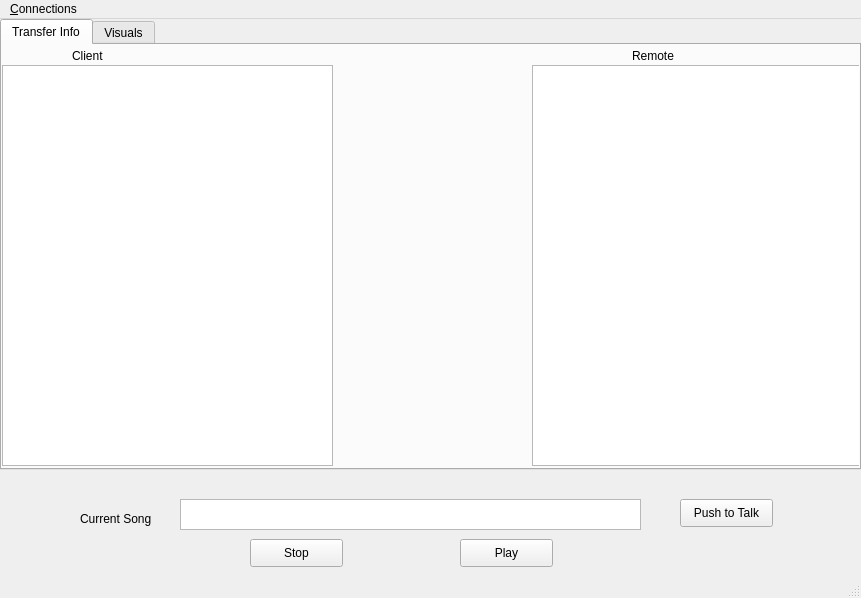
tnightingale/COMMAudio, file mainwindow.ui: the form before one commit.
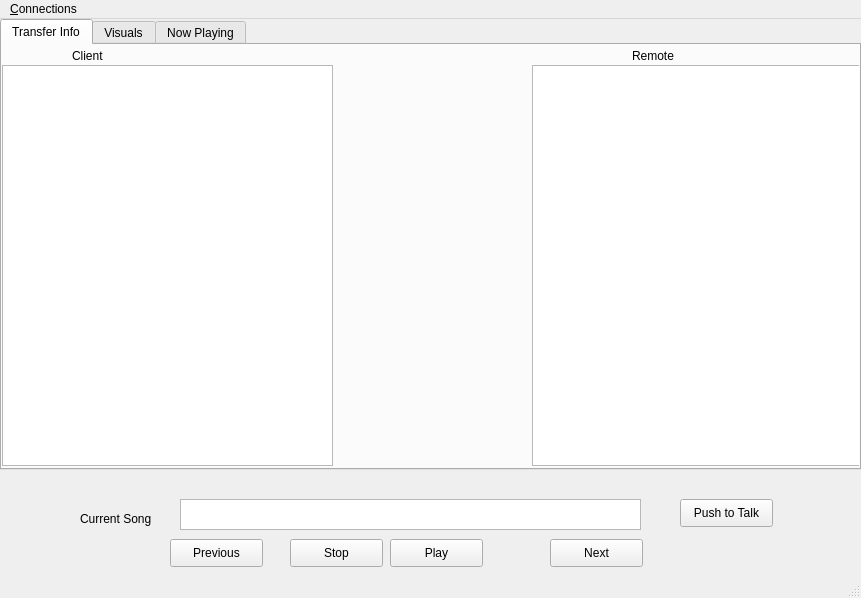
The form after the commit. The open tabs and pages were chosen to show the change.

```diff
--- a/mainwindow.ui
+++ b/mainwindow.ui
@@ -17,7 +17,7 @@
    <widget class="QPushButton" name="playButton">
     <property name="geometry">
      <rect>
-      <x>460</x>
+      <x>390</x>
       <y>520</y>
       <width>93</width>
       <height>28</height>
@@ -30,7 +30,7 @@
    <widget class="QPushButton" name="stopButton">
     <property name="geometry">
      <rect>
-      <x>250</x>
+      <x>290</x>
       <y>520</y>
       <width>93</width>
       <height>28</height>
@@ -141,6 +141,11 @@
       </property>
      </widget>
     </widget>
+    <widget class="QWidget" name="tab_3">
+     <attribute name="title">
+      <string>Now Playing</string>
+     </attribute>
+    </widget>
    </widget>
    <widget class="QPushButton" name="talkButton">
     <property name="geometry">
@@ -155,6 +160,32 @@
      <string>Push to Talk</string>
     </property>
    </widget>
+   <widget class="QPushButton" name="previousButton">
+    <property name="geometry">
+     <rect>
+      <x>170</x>
+      <y>520</y>
+      <width>93</width>
+      <height>28</height>
+     </rect>
+    </property>
+    <property name="text">
+     <string>Previous</string>
+    </property>
+   </widget>
+   <widget class="QPushButton" name="nextButton">
+    <property name="geometry">
+     <rect>
+      <x>550</x>
+      <y>520</y>
+      <width>93</width>
+      <height>28</height>
+     </rect>
+    </property>
+    <property name="text">
+     <string>Next</string>
+    </property>
+   </widget>
   </widget>
   <widget class="QMenuBar" name="menuBar">
    <property name="geometry">
```
Left out of the diff: 2 changed lines with no effect on the pictures.
